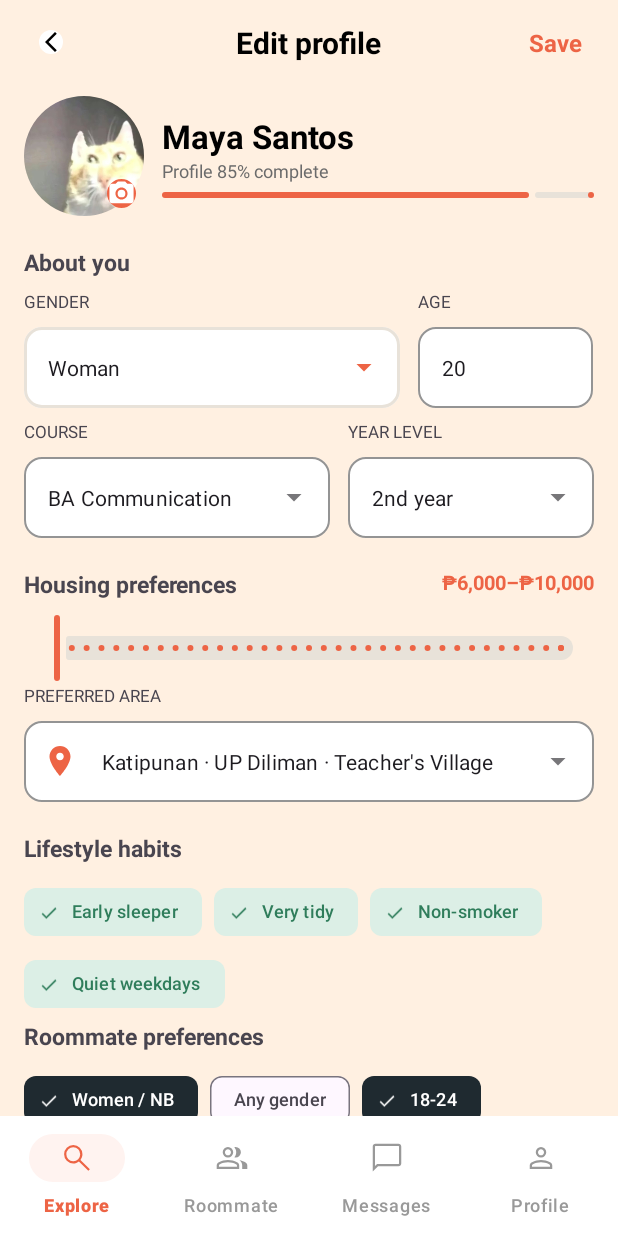
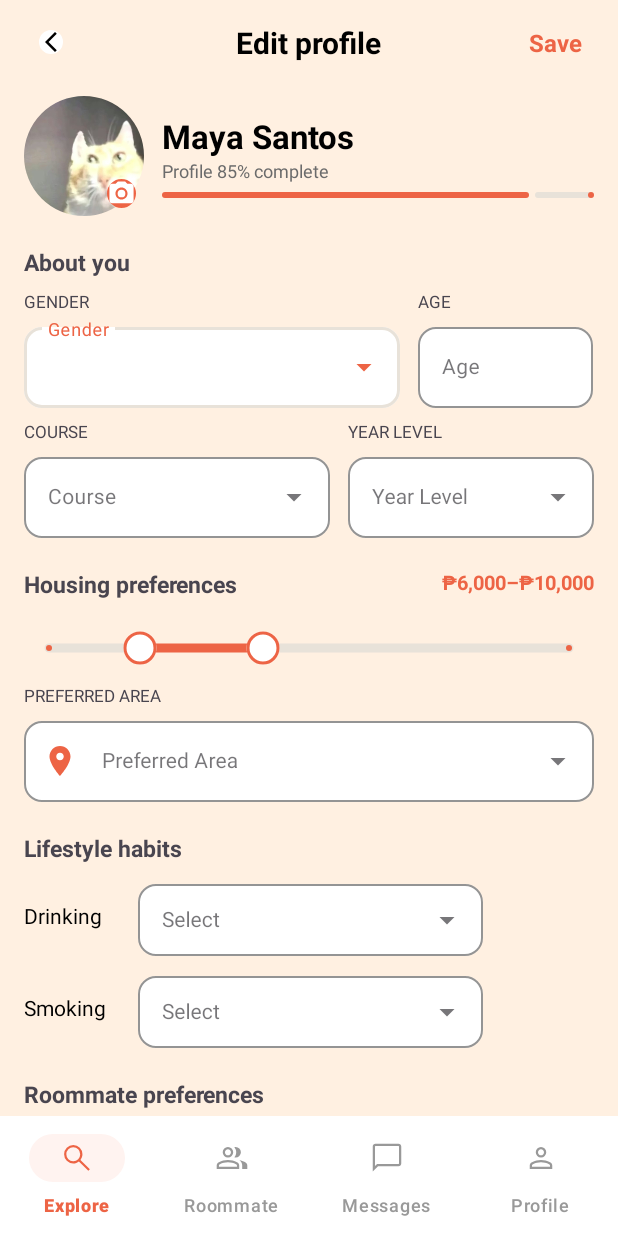
Before and after one commit to geezerbeez/DormMate, an Android app: the layout activity_edit_profile.xml on its own in the app's theme, with its tools: preview values and no code run, on a phone screen of 412 x 824 dp. Run offline under Robolectric (Android 15) with nearby library versions, the phone set to English and light mode, and no system bars.

Commit message:
More polished activity_edit_profile
- fixed housing preferences slider
- revised lifestyle habits
- revised roommates preferences
- set all editable options to default

```diff
--- a/app/src/main/res/layout/activity_edit_profile.xml
+++ b/app/src/main/res/layout/activity_edit_profile.xml
@@ -201,7 +201,7 @@
                             android:layout_height="wrap_content"
                             android:inputType="none"
                             android:textSize="14sp"
-                            tools:text="Woman" />
+                            android:hint="Gender"/>
                     </com.google.android.material.textfield.TextInputLayout>
                 </LinearLayout>
 
@@ -239,7 +239,7 @@
                             android:inputType="number"
                             android:maxLength="2"
                             android:textSize="14sp"
-                            tools:text="20" />
+                            android:hint="Age"/>
                     </com.google.android.material.textfield.TextInputLayout>
                 </LinearLayout>
             </LinearLayout>
@@ -284,7 +284,7 @@
                             android:layout_height="wrap_content"
                             android:inputType="none"
                             android:textSize="14sp"
-                            tools:text="BA Communication" />
+                            android:hint="Course"/>
                     </com.google.android.material.textfield.TextInputLayout>
                 </LinearLayout>
 
@@ -321,7 +321,7 @@
                             android:layout_height="wrap_content"
                             android:inputType="none"
                             android:textSize="14sp"
-                            tools:text="2nd year" />
+                            android:hint="Year Level"/>
                     </com.google.android.material.textfield.TextInputLayout>
                 </LinearLayout>
             </LinearLayout>
@@ -361,11 +361,16 @@
                 android:stepSize="500"
                 android:valueFrom="3000"
                 android:valueTo="20000"
+                app:values="@array/budget_initial_values"
                 app:thumbColor="@color/white"
+                app:thumbHeight="22dp"
                 app:thumbStrokeColor="@color/orange"
                 app:thumbStrokeWidth="2dp"
+                app:thumbWidth="22dp"
+                app:tickVisible="false"
                 app:trackColorActive="@color/orange"
-                app:trackColorInactive="#E8E2D9" />
+                app:trackColorInactive="#E8E2D9"
+                app:trackHeight="6dp"/>
 
             <TextView
                 android:layout_width="wrap_content"
@@ -395,65 +400,102 @@
                     android:layout_height="wrap_content"
                     android:inputType="none"
                     android:textSize="14sp"
-                    tools:text="Katipunan · UP Diliman · Teacher's Village" />
+                    android:hint="Preferred Area"/>
             </com.google.android.material.textfield.TextInputLayout>
 
             <!-- Lifestyle habits -->
             <TextView
-                android:layout_width="match_parent"
+                android:layout_width="wrap_content"
                 android:layout_height="wrap_content"
                 android:layout_marginTop="20dp"
                 android:layout_marginBottom="8dp"
+                android:layout_alignParentStart="true"
 
                 android:text="Lifestyle habits"
-                android:textStyle="bold"
-                android:textSize="15sp"/>
+                android:textSize="15sp"
+                android:textStyle="bold"/>
 
-            <com.google.android.material.chip.ChipGroup
-                android:id="@+id/lifestyleChipGroup"
+            <!-- Drinking -->
+            <LinearLayout
                 android:layout_width="match_parent"
                 android:layout_height="wrap_content"
-                app:chipSpacingHorizontal="8dp"
-                app:chipSpacingVertical="0dp">
+                android:layout_marginTop="0dp"
+                android:gravity="center_vertical"
+                android:orientation="horizontal">
 
-                <com.google.android.material.chip.Chip
-                    android:id="@+id/chipEarlySleeper"
-                    style="@style/Widget.DormMate.Chip.Lifestyle"
+                <TextView
                     android:layout_width="wrap_content"
                     android:layout_height="wrap_content"
-                    android:checked="true"
-                    android:text="Early sleeper" />
+                    android:minWidth="76dp"
+                    android:text="Drinking"
+                    android:textColor="@android:color/black"
+                    android:textSize="14sp" />
 
-                <com.google.android.material.chip.Chip
-                    android:id="@+id/chipVeryTidy"
-                    style="@style/Widget.DormMate.Chip.Lifestyle"
+                <com.google.android.material.textfield.TextInputLayout
+                    android:id="@+id/drinkingLayout"
+                    style="@style/Widget.MaterialComponents.TextInputLayout.OutlinedBox.Dense.ExposedDropdownMenu"
+                    android:layout_width="230dp"
+                    android:layout_height="wrap_content"
+                    android:hint="Select"
+                    app:boxBackgroundColor="@color/white"
+                    app:boxCornerRadiusBottomEnd="12dp"
+                    app:boxCornerRadiusBottomStart="12dp"
+                    app:boxCornerRadiusTopEnd="12dp"
+                    app:boxCornerRadiusTopStart="12dp"
+                    app:boxStrokeColor="#E8E2D9">
+
+                    <com.google.android.material.textfield.MaterialAutoCompleteTextView
+                        android:id="@+id/drinkingDropdown"
+                        android:layout_width="match_parent"
+                        android:layout_height="wrap_content"
+                        android:inputType="none"
+                        android:textSize="14sp" />
+                </com.google.android.material.textfield.TextInputLayout>
+            </LinearLayout>
+
+            <!-- Smoking -->
+            <LinearLayout
+                android:layout_width="match_parent"
+                android:layout_height="wrap_content"
+                android:layout_marginTop="8dp"
+                android:gravity="center_vertical"
+                android:orientation="horizontal">
+
+                <TextView
                     android:layout_width="wrap_content"
                     android:layout_height="wrap_content"
-                    android:checked="true"
-                    android:text="Very tidy" />
+                    android:minWidth="76dp"
+                    android:text="Smoking"
+                    android:textColor="@android:color/black"
+                    android:textSize="14sp" />
 
-                <com.google.android.material.chip.Chip
-                    android:id="@+id/chipNonSmoker"
-                    style="@style/Widget.DormMate.Chip.Lifestyle"
-                    android:layout_width="wrap_content"
+                <com.google.android.material.textfield.TextInputLayout
+                    android:id="@+id/smokingLayout"
+                    style="@style/Widget.MaterialComponents.TextInputLayout.OutlinedBox.Dense.ExposedDropdownMenu"
+                    android:layout_width="230dp"
                     android:layout_height="wrap_content"
-                    android:checked="true"
-                    android:text="Non-smoker" />
+                    android:hint="Select"
+                    app:boxBackgroundColor="@color/white"
+                    app:boxCornerRadiusBottomEnd="12dp"
+                    app:boxCornerRadiusBottomStart="12dp"
+                    app:boxCornerRadiusTopEnd="12dp"
+                    app:boxCornerRadiusTopStart="12dp"
+                    app:boxStrokeColor="#E8E2D9">
 
-                <com.google.android.material.chip.Chip
-                    android:id="@+id/chipQuietWeekdays"
-                    style="@style/Widget.DormMate.Chip.Lifestyle"
-                    android:layout_width="wrap_content"
-                    android:layout_height="wrap_content"
-                    android:checked="true"
-                    android:text="Quiet weekdays" />
-            </com.google.android.material.chip.ChipGroup>
+                    <com.google.android.material.textfield.MaterialAutoCompleteTextView
+                        android:id="@+id/smokingDropdown"
+                        android:layout_width="match_parent"
+                        android:layout_height="wrap_content"
+                        android:inputType="none"
+                        android:textSize="14sp" />
+                </com.google.android.material.textfield.TextInputLayout>
+            </LinearLayout>
 
             <!-- Roommate preferences -->
             <TextView
                 android:layout_width="wrap_content"
                 android:layout_height="wrap_content"
-                android:layout_marginTop="0dp"
+                android:layout_marginTop="20dp"
                 android:layout_marginBottom="8dp"
                 android:layout_alignParentStart="true"
 
@@ -461,36 +503,85 @@
                 android:textSize="15sp"
                 android:textStyle="bold"/>
 
+            <TextView
+                android:layout_width="wrap_content"
+                android:layout_height="wrap_content"
+                android:layout_marginBottom="4dp"
+
+                android:text="GENDER"
+                android:textSize="11sp"/>
+
             <com.google.android.material.chip.ChipGroup
-                android:id="@+id/roommatePrefChipGroup"
+                android:id="@+id/roommateGenderChipGroup"
                 android:layout_width="match_parent"
                 android:layout_height="wrap_content"
                 app:chipSpacingHorizontal="8dp"
-                app:singleSelection="false">
+                app:selectionRequired="true"
+                app:singleSelection="true">
 
                 <com.google.android.material.chip.Chip
-                    android:id="@+id/chipWomenNb"
+                    android:id="@+id/chipMan"
                     style="@style/Widget.DormMate.Chip.Roommate"
                     android:layout_width="wrap_content"
                     android:layout_height="wrap_content"
-                    android:checked="true"
-                    android:text="Women / NB" />
+                    android:text="Man" />
+
+                <com.google.android.material.chip.Chip
+                    android:id="@+id/chipWoman"
+                    style="@style/Widget.DormMate.Chip.Roommate"
+                    android:layout_width="wrap_content"
+                    android:layout_height="wrap_content"
+                    android:text="Woman" />
 
                 <com.google.android.material.chip.Chip
                     android:id="@+id/chipAnyGender"
                     style="@style/Widget.DormMate.Chip.Roommate"
                     android:layout_width="wrap_content"
                     android:layout_height="wrap_content"
+                    android:checked="true"
                     android:text="Any gender" />
+            </com.google.android.material.chip.ChipGroup>
 
-                <com.google.android.material.chip.Chip
-                    android:id="@+id/chipAge1824"
-                    style="@style/Widget.DormMate.Chip.Roommate"
+            <RelativeLayout
+                android:layout_width="match_parent"
+                android:layout_height="wrap_content"
+                android:layout_marginTop="16dp">
+
+                <TextView
                     android:layout_width="wrap_content"
                     android:layout_height="wrap_content"
-                    android:checked="true"
-                    android:text="18-24" />
-            </com.google.android.material.chip.ChipGroup>
+                    android:layout_marginBottom="4dp"
+
+                    android:text="AGE RANGE"
+                    android:textSize="11sp"/>
+
+                <TextView
+                    android:id="@+id/roommateAgeTv"
+                    android:layout_width="wrap_content"
+                    android:layout_height="wrap_content"
+                    android:layout_alignParentEnd="true"
+                    android:textColor="@color/orange"
+                    android:textSize="13sp"
+                    android:textStyle="bold"
+                    tools:text="18–24" />
+            </RelativeLayout>
+
+            <com.google.android.material.slider.RangeSlider
+                android:id="@+id/roommateAgeSlider"
+                android:layout_width="match_parent"
+                android:layout_height="wrap_content"
+                android:stepSize="1"
+                android:valueFrom="18"
+                android:valueTo="24"
+                app:thumbColor="@color/white"
+                app:thumbHeight="22dp"
+                app:thumbStrokeColor="@color/orange"
+                app:thumbStrokeWidth="2dp"
+                app:thumbWidth="22dp"
+                app:tickVisible="false"
+                app:trackColorActive="@color/orange"
+                app:trackColorInactive="#E8E2D9"
+                app:trackHeight="6dp" />
 
             <!-- Additional information -->
             <TextView
@@ -521,7 +612,7 @@
                     android:inputType="textMultiLine|textCapSentences"
                     android:minLines="3"
                     android:textSize="13sp"
-                    tools:text="I value clear communication, shared chores, and a calm home for studying." />
+                    android:hint="Maximum of 300 characters"/>
             </com.google.android.material.textfield.TextInputLayout>
 
         </LinearLayout>
--- a/app/src/main/res/values/themes.xml
+++ b/app/src/main/res/values/themes.xml
@@ -44,6 +44,11 @@
 
     <!-- EDIT PROFILE SCREEN -->
 
+    <array name="budget_initial_values">
+        <item>6000.0</item>
+        <item>10000.0</item>
+    </array>
+
     <!-- Lifestyle habit chips (soft green, with check icon when selected) -->
     <style name="Widget.DormMate.Chip.Lifestyle" parent="Widget.Material3.Chip.Filter">
         <item name="chipBackgroundColor">#DCEFE6</item>
```
